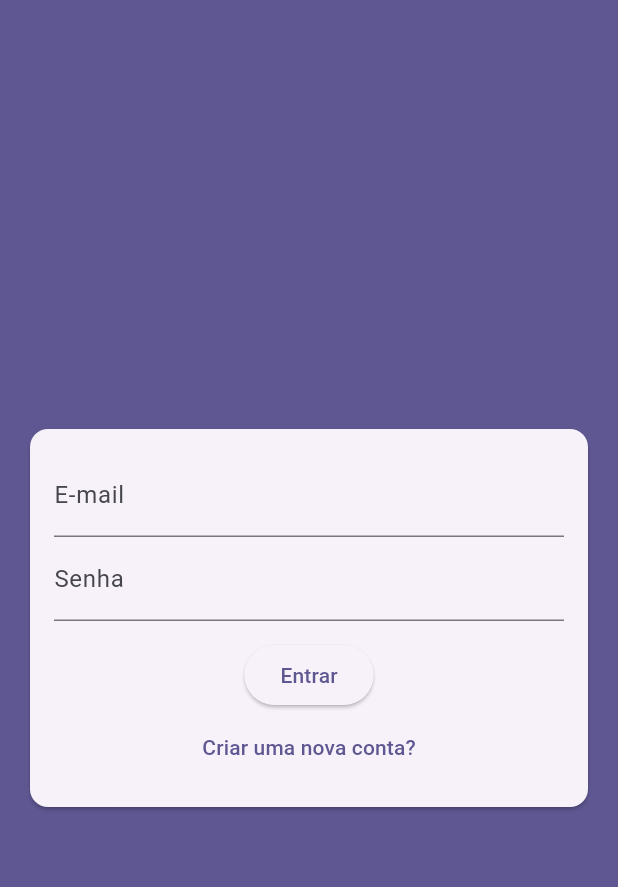
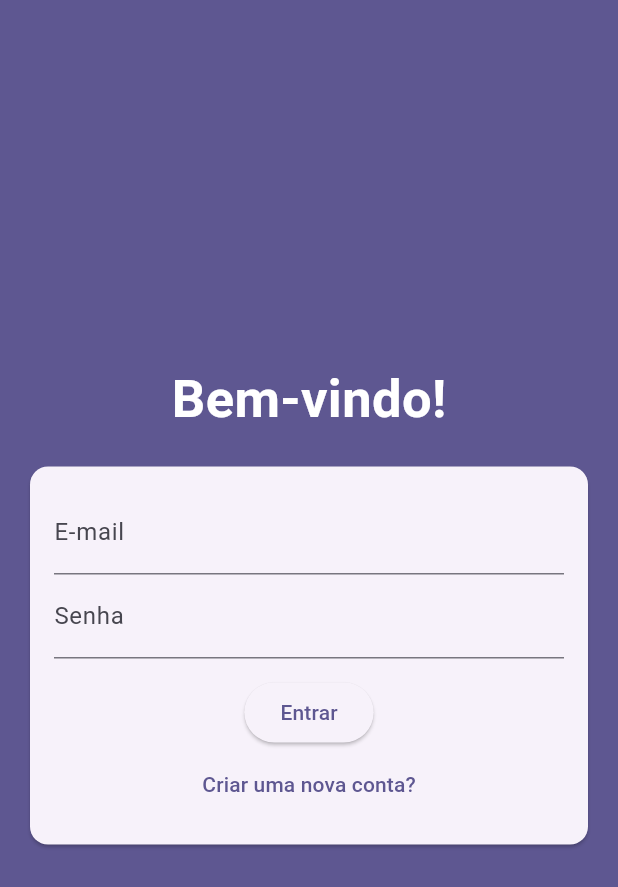
Before and after one commit to AugustoZanoli/fireBase, a Flutter app: the screen it shows after launch, on a phone screen of 412 x 824 dp. Shown: the top 887 px of the screen. Run offline on Flutter 3.47's test engine with Material 2 defaults, Android fonts, the phone set to English and light mode, and no system bars; our stand-ins replace image_picker; accounts and stored records are empty.

```diff
--- a/lib/components/auth_form.dart
+++ b/lib/components/auth_form.dart
@@ -46,7 +46,17 @@ class _AuthFormState extends State<AuthForm> {
 
   @override
   Widget build(BuildContext context) {
-    return Card(
+    return Column(
+      children: [
+        const Text(
+          'Bem-vindo!',
+          style: TextStyle(
+            fontWeight: FontWeight.bold,
+            color: Colors.white,
+            fontSize: 35,
+          ),
+        ),
+        Card(
           margin: const EdgeInsets.all(20),
           child: Padding(
             padding: const EdgeInsets.all(16),
@@ -120,6 +130,8 @@ class _AuthFormState extends State<AuthForm> {
               ),
             ),
           ),
+        ),
+      ],
     );
   }
 }
--- a/lib/core/services/auth/auth_mock_service.dart
+++ b/lib/core/services/auth/auth_mock_service.dart
@@ -26,13 +26,13 @@ class AuthMockService implements AuthService {
     String name,
     String email,
     String password,
-    File image,
+    File? image,
   ) async {
     final newUser = ChatUser(
       id: Random().nextDouble().toString(),
       name: name,
       email: email,
-      imageURL: image.path,
+      imageURL: image?.path ?? '/assets/images/...',
     );
 
     _users.putIfAbsent(email, () => newUser);
--- a/lib/core/services/auth/auth_service.dart
+++ b/lib/core/services/auth/auth_service.dart
@@ -11,7 +11,7 @@ abstract class AuthService {
     String name,
     String email,
     String password,
-    File image,
+    File? image,
   );
 
   Future<void> login(
```
Also changed, not shown: lib/pages/auth_page.dart (+11 -0 lines), lib/pages/chat_page.dart (+13 -1 lines), pubspec.yaml (+2 -8 lines). Lines whose indentation alone changed are shown as unchanged.
